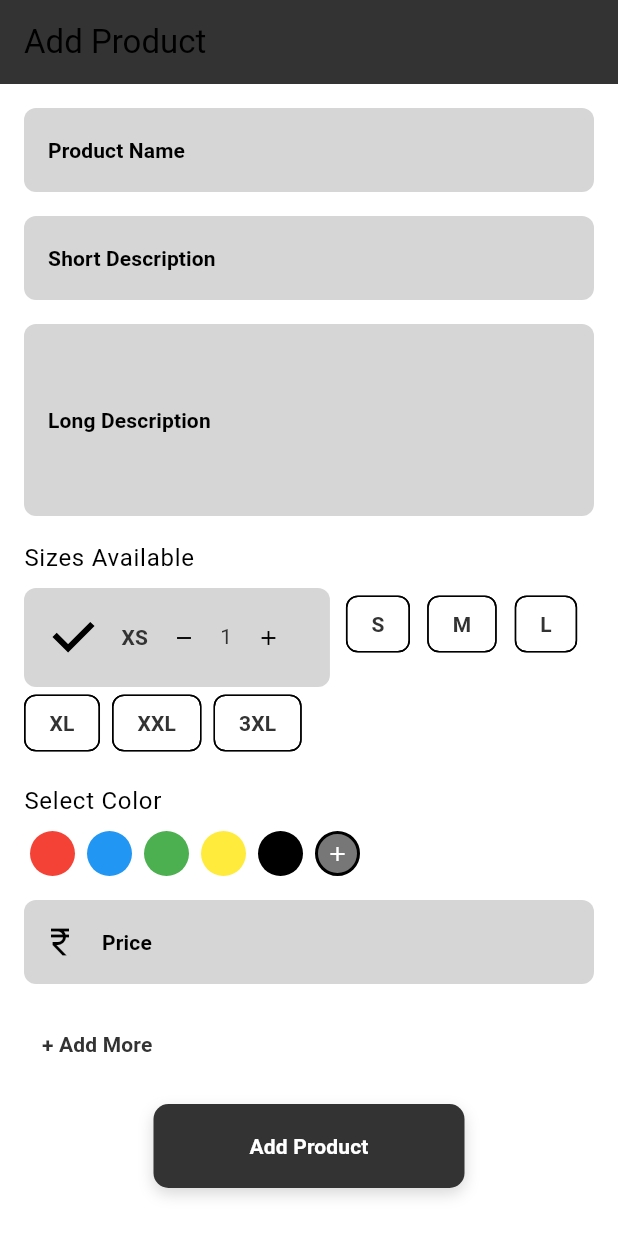
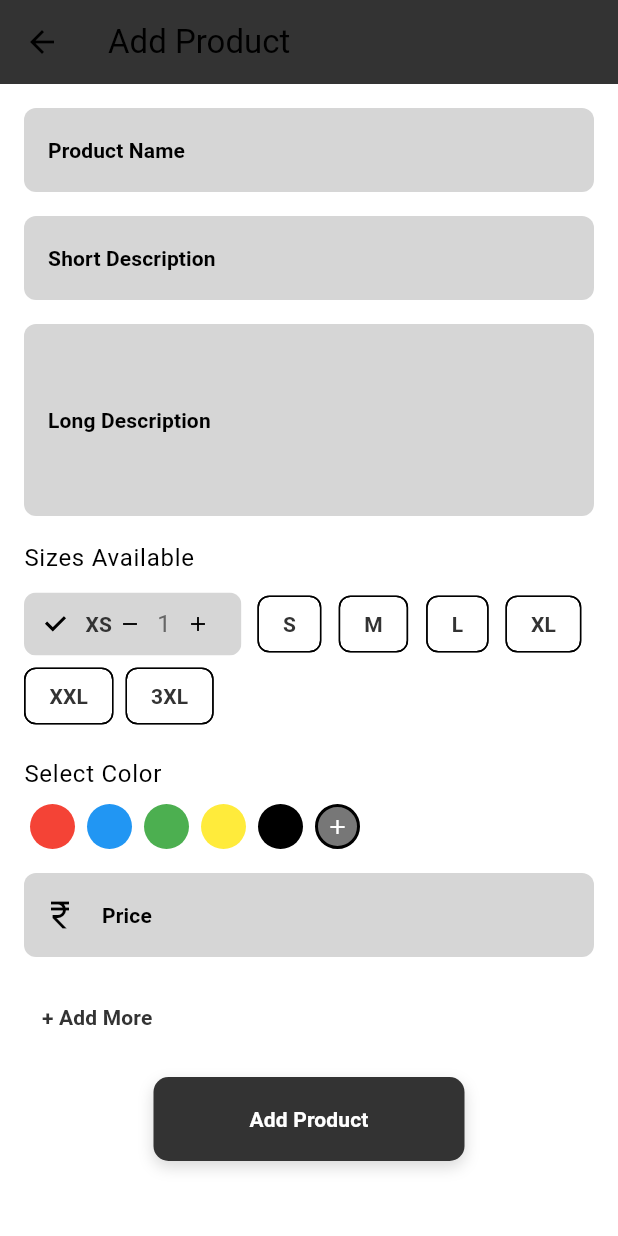
Before and after one commit to aman0-007/trendwave, a Flutter app: the AddProductPage screen opened directly, after a tap on "XS", on a phone screen of 412 x 824 dp. Run offline on Flutter 3.47's test engine with Material 3 defaults, Android fonts, the phone set to English and light mode, and no system bars; our stand-ins replace flutter_colorpicker, image_picker, sqflite; accounts and stored records are empty; network calls fail; Roboto replaces fonts that are missing (Poppins).

Commit message:
top/featured products

```diff
--- a/lib/admin/addProduct.dart
+++ b/lib/admin/addProduct.dart
@@ -178,7 +178,10 @@
                 Row(
                   mainAxisSize: MainAxisSize.min,
                   children: [
-                    IconButton(
+                    SizedBox(
+                      width: 24,
+                      height: 24,
+                      child: IconButton(
                         icon: const Icon(Icons.remove, size: 16),
                         onPressed: () {
                           setState(() {
@@ -187,15 +190,30 @@
                             }
                           });
                         },
+                        padding: EdgeInsets.zero,
+                        constraints: const BoxConstraints(),
                       ),
-                    Text(sizeQuantities[size].toString(), style: theme.textTheme.bodySmall),
-                    IconButton(
+                    ),
+                    Padding(
+                      padding: const EdgeInsets.symmetric(horizontal: 6.0),
+                      child: Text(
+                        sizeQuantities[size].toString(),
+                        style: theme.textTheme.bodyMedium,
+                      ),
+                    ),
+                    SizedBox(
+                      width: 24,
+                      height: 24,
+                      child: IconButton(
                         icon: const Icon(Icons.add, size: 16),
                         onPressed: () {
                           setState(() {
                             sizeQuantities[size] = sizeQuantities[size]! + 1;
                           });
                         },
+                        padding: EdgeInsets.zero,
+                        constraints: const BoxConstraints(),
+                      ),
                     ),
                   ],
                 ),
@@ -205,9 +223,9 @@
           onSelected: (isSelected) {
             setState(() {
               if (isSelected) {
-                sizeQuantities[size] = 1;
+                sizeQuantities[size] = sizeQuantities[size] ?? 1; // Add if not selected
               } else {
-                sizeQuantities.remove(size);
+                sizeQuantities.remove(size); // Remove to deselect
               }
             });
           },
@@ -249,7 +267,7 @@
               ),
             ),
           );
-        }).take(5), // Display only 5 colors
+        }).toList(),
         GestureDetector(
           onTap: _openColorPickerDialog,
           child: Container(
--- /dev/null
+++ b/lib/components/featuredproducts.dart
@@ -0,0 +1,151 @@
+import 'package:flutter/material.dart';
+
+class TopProductsPage extends StatelessWidget {
+  // Static list of products inside the page
+  final List<Map<String, dynamic>> products = [
+    {'image': 'https://plus.unsplash.com/premium_photo-1664392147011-2a720f214e01?q=80&w=1778&auto=format&fit=crop&ixlib=rb-4.0.3&ixid=M3wxMjA3fDB8MHxwaG90by1wYWdlfHx8fGVufDB8fHx8fA%3D%3D', 'name': 'Product 1', 'brand': 'Brand A', 'price': 1500},
+    {'image': 'https://media.istockphoto.com/id/675623820/photo/black-leather-crossbody-bag-isolated-on-white-background.jpg?s=1024x1024&w=is&k=20&c=3Ir3h3dkTtbMZ2H7k_z2OxsPRMrt6SI85SpaHYXW82I=', 'name': 'Product 2', 'brand': 'Brand B', 'price': 2000},
+  ];
+
+  @override
+  Widget build(BuildContext context) {
+    final theme = Theme.of(context);
+
+    return Padding(
+      padding: const EdgeInsets.all(16.0),
+      child: Column(
+        crossAxisAlignment: CrossAxisAlignment.start,
+        children: [
+          // Heading for the section
+          Text(
+            'Top Products',
+            style: theme.textTheme.displayMedium?.copyWith(
+              color: theme.colorScheme.onBackground,
+              fontWeight: FontWeight.bold,
+            ),
+          ),
+          const SizedBox(height: 16.0),
+
+          // Row containing product containers
+          Row(
+            mainAxisAlignment: MainAxisAlignment.spaceBetween,
+            children: [
+              for (int i = 0; i < products.length; i++) ...[
+                // Product container
+                Container(
+                  width: MediaQuery.of(context).size.width * 0.45,
+                  decoration: BoxDecoration(
+                    borderRadius: BorderRadius.circular(12),
+                    color: theme.cardColor,
+                    boxShadow: [
+                      BoxShadow(
+                        color: Colors.black.withOpacity(0.1),
+                        offset: const Offset(0, 4),
+                        blurRadius: 8,
+                      ),
+                    ],
+                  ),
+                  child: Column(
+                    crossAxisAlignment: CrossAxisAlignment.start,
+                    children: [
+                      // Product Image
+                      ClipRRect(
+                        borderRadius: BorderRadius.circular(12),
+                        child: Image.network(
+                          products[i]['image'],
+                          fit: BoxFit.cover,
+                          height: 150,
+                          width: double.infinity,
+                        ),
+                      ),
+                      const SizedBox(height: 8.0),
+                      // Product Name
+                      Padding(
+                        padding: const EdgeInsets.symmetric(horizontal: 8.0),
+                        child: Text(
+                          products[i]['name'],
+                          style: theme.textTheme.bodyMedium?.copyWith(
+                            color: theme.colorScheme.onSurface,
+                            fontWeight: FontWeight.bold,
+                          ),
+                        ),
+                      ),
+                      // Brand Name in light shade
+                      Padding(
+                        padding: const EdgeInsets.symmetric(horizontal: 8.0),
+                        child: Text(
+                          products[i]['brand'],
+                          style: theme.textTheme.bodySmall?.copyWith(
+                            color: theme.colorScheme.onSurface.withOpacity(0.6),
+                            fontWeight: FontWeight.w400,
+                          ),
+                        ),
+                      ),
+                      // Price
+                      Padding(
+                        padding: const EdgeInsets.symmetric(horizontal: 8.0),
+                        child: Text(
+                          '₹${products[i]['price']}',
+                          style: theme.textTheme.bodyMedium?.copyWith(
+                            color: theme.colorScheme.primary,
+                            fontWeight: FontWeight.bold,
+                            fontSize: 16,
+                          ),
+                        ),
+                      ),
+                      // Buy Now Button
+                      Padding(
+                        padding: const EdgeInsets.all(8.0),
+                        child: ElevatedButton(
+                          onPressed: () {
+                            // Add action here for "Buy Now"
+                          },
+                          style: ElevatedButton.styleFrom(
+                            backgroundColor: theme.colorScheme.secondary,
+                            padding: const EdgeInsets.symmetric(vertical: 10),
+                            shape: RoundedRectangleBorder(
+                              borderRadius: BorderRadius.circular(8),
+                            ),
+                          ),
+                          child: Text(
+                            'Buy Now',
+                            style: theme.textTheme.labelLarge?.copyWith(
+                              color: theme.colorScheme.onSecondary,
+                            ),
+                          ),
+                        ),
+                      ),
+                    ],
+                  ),
+                ),
+              ],
+            ],
+          ),
+          const SizedBox(height: 20.0),
+
+          // View More Button
+          Center(
+            child: ElevatedButton(
+              onPressed: () {
+                // Add action to view more products
+              },
+              style: ElevatedButton.styleFrom(
+                backgroundColor: theme.colorScheme.primary,
+                padding: const EdgeInsets.symmetric(horizontal: 30, vertical: 12),
+                shape: RoundedRectangleBorder(
+                  borderRadius: BorderRadius.circular(8),
+                ),
+              ),
+              child: Text(
+                'View More',
+                style: theme.textTheme.labelLarge?.copyWith(
+                  color: theme.colorScheme.onPrimary,
+                ),
+              ),
+            ),
+          ),
+        ],
+      ),
+    );
+  }
+}
--- /dev/null
+++ b/lib/components/topproducts.dart
@@ -0,0 +1,230 @@
+import 'package:flutter/material.dart';
+
+class ProductCardRow extends StatefulWidget {
+  @override
+  _ProductCardRowState createState() => _ProductCardRowState();
+}
+
+class _ProductCardRowState extends State<ProductCardRow> with TickerProviderStateMixin {
+  // Hardcoded list of products with network images and names
+  final List<Map<String, dynamic>> products = [
+    {'image': 'https://plus.unsplash.com/premium_photo-1664392147011-2a720f214e01?q=80&w=1778&auto=format&fit=crop&ixlib=rb-4.0.3&ixid=M3wxMjA3fDB8MHxwaG90by1wYWdlfHx8fGVufDB8fHx8fA%3D%3D', 'name': 'Product 1'},
+    {'image': 'https://media.istockphoto.com/id/675623820/photo/black-leather-crossbody-bag-isolated-on-white-background.jpg?s=1024x1024&w=is&k=20&c=3Ir3h3dkTtbMZ2H7k_z2OxsPRMrt6SI85SpaHYXW82I=', 'name': 'Product 2'},
+    {'image': 'https://plus.unsplash.com/premium_photo-1664391658474-c5509d4fc003?q=80&w=1960&auto=format&fit=crop&ixlib=rb-4.0.3&ixid=M3wxMjA3fDB8MHxwaG90by1wYWdlfHx8fGVufDB8fHx8fA%3D%3D', 'name': 'Product 3'},
+    {'image': 'https://plus.unsplash.com/premium_photo-1672829371769-bcff266023a4?q=80&w=1783&auto=format&fit=crop&ixlib=rb-4.0.3&ixid=M3wxMjA3fDB8MHxwaG90by1wYWdlfHx8fGVufDB8fHx8fA%3D%3D', 'name': 'Product 4'},
+    {'image': 'https://plus.unsplash.com/premium_photo-1693222144355-82ccb4cfc774?q=80&w=1887&auto=format&fit=crop&ixlib=rb-4.0.3&ixid=M3wxMjA3fDB8MHxwaG90by1wYWdlfHx8fGVufDB8fHx8fA%3D%3D', 'name': 'Product 5'},
+  ];
+
+  // List to keep track of liked products
+  List<bool> isLiked = [false, false, false, false, false]; // Now accounting for 5 products
+
+  // Animation controllers for the zoom effect on like icon
+  late List<AnimationController> _controllers;
+  late List<Animation<double>> _animations;
+
+  @override
+  void initState() {
+    super.initState();
+    _controllers = List.generate(
+      products.length,
+          (index) => AnimationController(
+        duration: const Duration(milliseconds: 200),
+        vsync: this,
+      ),
+    );
+
+    _animations = List.generate(
+      products.length,
+          (index) => Tween<double>(begin: 1.0, end: 1.3).animate(
+        CurvedAnimation(
+          parent: _controllers[index],
+          curve: Curves.easeInOut,
+        ),
+      ),
+    );
+  }
+
+  // This function will be triggered when the like icon is pressed
+  void onLikePressed(int index) {
+    setState(() {
+      if (!isLiked[index]) {
+        // Trigger animation only when the product is being liked (not disliked)
+        _controllers[index].forward().then((_) {
+          _controllers[index].reverse(); // Reverse the animation after completion
+        });
+      }
+      isLiked[index] = !isLiked[index]; // Toggle the like status
+    });
+  }
+
+  @override
+  void dispose() {
+    // Dispose all animation controllers to avoid memory leaks
+    for (var controller in _controllers) {
+      controller.dispose();
+    }
+    super.dispose();
+  }
+
+  @override
+  Widget build(BuildContext context) {
+    final theme = Theme.of(context);
+
+    return Column(
+      crossAxisAlignment: CrossAxisAlignment.start,
+      children: [
+        // Heading above the product row
+        Padding(
+          padding: const EdgeInsets.all(8.0),
+          child: Text(
+            'Featured Products', // Heading Text
+            style: theme.textTheme.displayMedium?.copyWith(
+              color: theme.colorScheme.onBackground,
+              fontWeight: FontWeight.bold,
+              fontSize: 18, // Reduced the font size for heading
+            ),
+          ),
+        ),
+        // Display 5 products
+        SingleChildScrollView(
+          scrollDirection: Axis.horizontal,
+          child: Row(
+            children: [
+              for (int i = 0; i < products.length; i++) ...[
+                Container(
+                  margin: const EdgeInsets.symmetric(horizontal: 8.0),
+                  width: 150,
+                  decoration: BoxDecoration(
+                    border: Border.all(
+                      color: theme.colorScheme.primary, // Add a border with the primary color
+                      width: 1.5,
+                    ),
+                    borderRadius: BorderRadius.circular(12),
+                    color: Colors.white, // White background for the card
+                    boxShadow: [
+                      BoxShadow(
+                        color: Colors.black.withOpacity(0.1),
+                        offset: const Offset(0, 4),
+                        blurRadius: 8,
+                      ),
+                    ],
+                  ),
+                  child: Column(
+                    crossAxisAlignment: CrossAxisAlignment.start,
+                    children: [
+                      Stack(
+                        children: [
+                          // Network image for the product with padding around it
+                          Padding(
+                            padding: const EdgeInsets.all(8.0),
+                            child: Container(
+                              width: 150, // Set a fixed size for the image
+                              height: 150, // Make the image square
+                              decoration: BoxDecoration(
+                                borderRadius: BorderRadius.circular(12), // Keep the container rounded
+                              ),
+                              child: Image.network(
+                                products[i]['image'], // Use your network image URL
+                                fit: BoxFit.cover,
+                              ),
+                            ),
+                          ),
+                          // Like icon on the top right corner
+                          Positioned(
+                            right: 10,
+                            top: 10,
+                            child: GestureDetector(
+                              onTap: () {
+                                onLikePressed(i); // Trigger callback
+                              },
+                              child: ScaleTransition(
+                                scale: _animations[i],
+                                child: Icon(
+                                  isLiked[i] ? Icons.favorite : Icons.favorite_border,
+                                  color: isLiked[i] ? Colors.red : theme.colorScheme.secondary,
+                                  size: 24, // Increased the size of the like icon
+                                ),
+                              ),
+                            ),
+                          ),
+                        ],
+                      ),
+                      // Product name with an arrow icon placed below the image
+                      Padding(
+                        padding: const EdgeInsets.symmetric(horizontal: 8.0, vertical: 4.0),
+                        child: Row(
+                          children: [
+                            Text(
+                              products[i]['name'],
+                              style: theme.textTheme.bodyMedium?.copyWith(
+                                color: theme.colorScheme.onSurface,
+                                fontWeight: FontWeight.bold,
+                                fontSize: 14, // Reduced the font size for the product name
+                              ),
+                            ),
+                            const SizedBox(width: 4),
+                            Icon(
+                              Icons.arrow_forward,
+                              color: theme.colorScheme.onSurface,
+                              size: 16, // Slightly smaller arrow size
+                            ),
+                          ],
+                        ),
+                      ),
+                    ],
+                  ),
+                ),
+              ],
+              // Add a circle button at the end for "View All"
+              Padding(
+                padding: const EdgeInsets.symmetric(horizontal: 8.0),
+                child: GestureDetector(
+                  onTap: () {
+                    // Action for "View All" button (e.g., navigate to another screen)
+                  },
+                  child: Column(
+                    children: [
+                      // Circle with arrow
+                      Container(
+                        width: 50,
+                        height: 50,
+                        decoration: BoxDecoration(
+                          shape: BoxShape.circle,
+                          color: theme.colorScheme.primary, // Circle color
+                          boxShadow: [
+                            BoxShadow(
+                              color: Colors.black.withOpacity(0.1),
+                              offset: const Offset(0, 4),
+                              blurRadius: 8,
+                            ),
+                          ],
+                        ),
+                        child: Center(
+                          child: Icon(
+                            Icons.arrow_forward,
+                            color: Colors.white,
+                            size: 28, // Adjust the size of the arrow
+                          ),
+                        ),
+                      ),
+                      // Text below the circle
+                      const SizedBox(height: 8),
+                      Text(
+                        'View All',
+                        style: theme.textTheme.bodyMedium?.copyWith(
+                          color: theme.colorScheme.onBackground,
+                          fontWeight: FontWeight.bold,
+                          fontSize: 14, // Font size for "View All"
+                        ),
+                      ),
+                    ],
+                  ),
+                ),
+              ),
+            ],
+          ),
+        ),
+      ],
+    );
+  }
+}
--- a/lib/main.dart
+++ b/lib/main.dart
@@ -28,7 +28,7 @@
       theme: TrendWaveTheme.lightTheme,
       darkTheme: TrendWaveTheme.darkTheme,
       themeMode: ThemeMode.system,
-      home: AddProductPage(),
+      home: CustomBottomNavigationBar(),
     );
   }
 }
--- a/lib/pages/homepage.dart
+++ b/lib/pages/homepage.dart
@@ -1,5 +1,7 @@
 import 'dart:async';
 import 'package:flutter/material.dart';
+import 'package:trendwave/components/featuredproducts.dart';
+import 'package:trendwave/components/topproducts.dart';
 
 class HomePage extends StatefulWidget {
   const HomePage({super.key});
@@ -178,7 +180,8 @@
                 ],
               ),
             ),
-            Center(child: Text('Home Page', style: theme.textTheme.bodyMedium)),
+            ProductCardRow(),
+            TopProductsPage(),
           ],
         ),
       ),
```
Also changed, not shown: pubspec.lock. Lines whose indentation alone changed are shown as unchanged.
